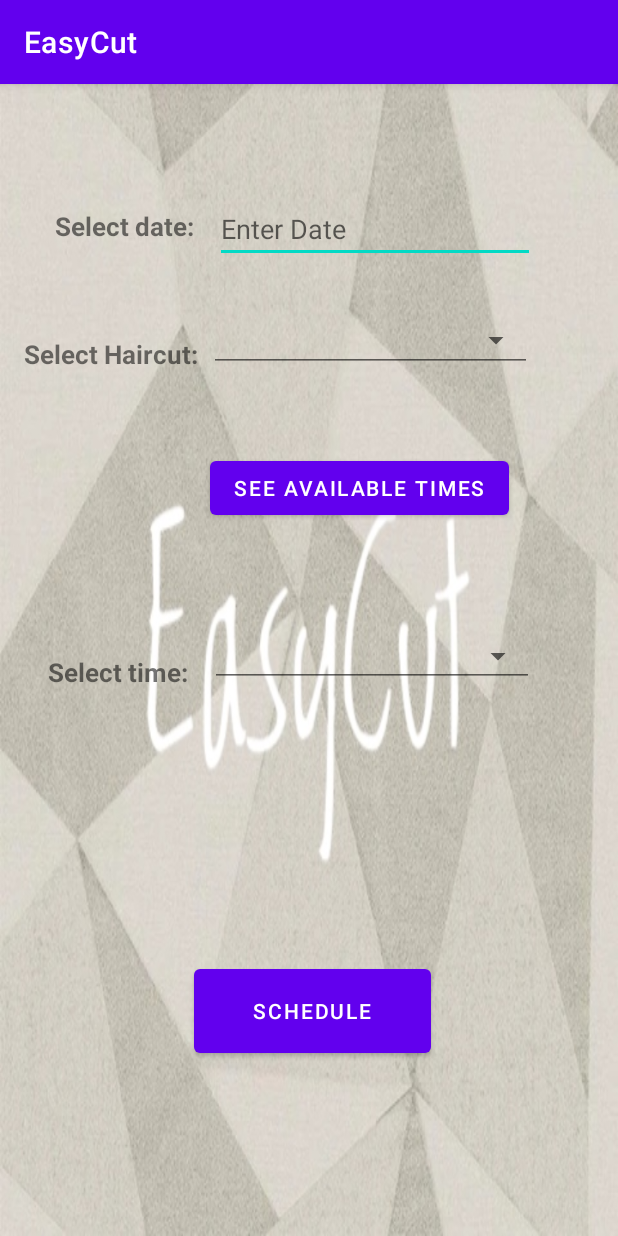
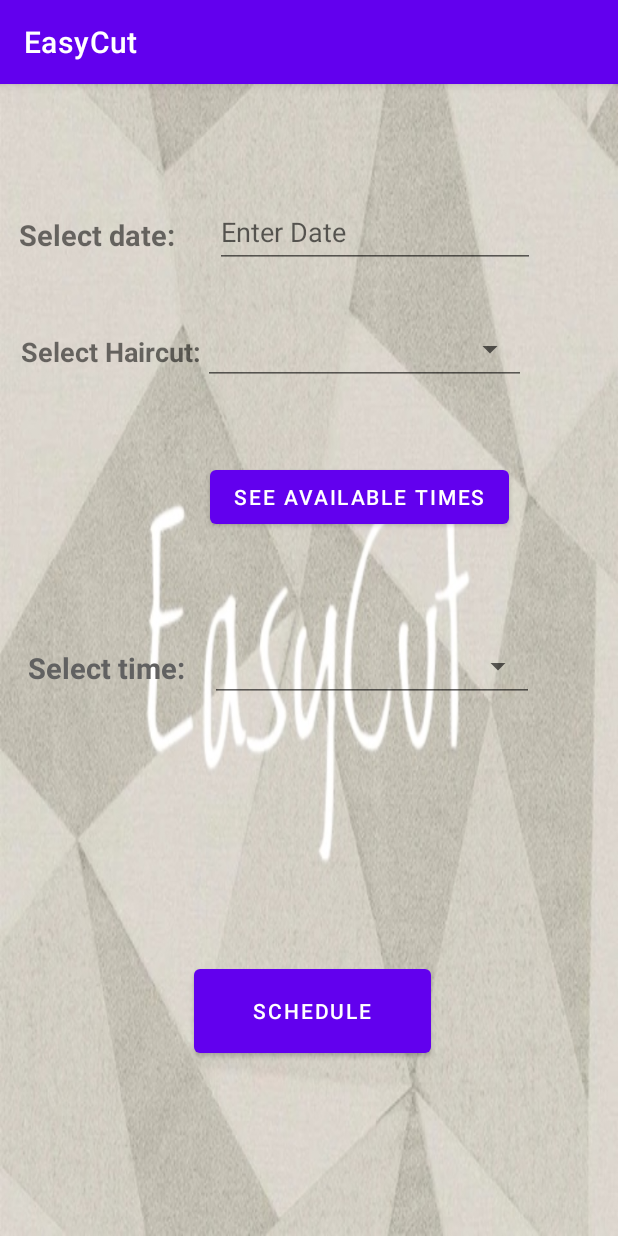
Before and after one commit to Asif-Rot/EasyCut, an Android app: the AppointmentActivity screen opened directly, with no data from a screen before it, on a phone screen of 412 x 824 dp. Run offline under Robolectric (Android 15) with nearby library versions, the light colour scheme and no system bars; our stand-ins replace Firebase (no records; nobody signed in at launch, a user with empty details on screens opened directly).

Commit message:
hair style diary

```diff
--- a/app/build.gradle
+++ b/app/build.gradle
@@ -47,6 +47,8 @@ dependencies {
     testImplementation 'junit:junit:'
     androidTestImplementation 'androidx.test.ext:junit:1.1.3'
     androidTestImplementation 'androidx.test.espresso:espresso-core:3.4.0'
+    //implementation 'devs.mulham.horizontalcalendar:horizontalcalendear:1.3.4'
+
     //implementation 'com.firebaseui:firebase-ui-auth:7.2.0'
    // implementation 'com.facebook.android:facebook-android-sdk:8.x'
 
--- a/app/src/main/java/com/example/easycut/Appointment.java
+++ b/app/src/main/java/com/example/easycut/Appointment.java
@@ -1,4 +1,6 @@
 package com.example.easycut;
+
+import java.util.HashMap;
 
 public class Appointment implements IAppointment{
     private String _key;
@@ -17,6 +19,7 @@ public class Appointment implements IAppointment{
         _endTime = endTime;
 
     }
+
 
     @Override
     public String getKey() {
--- a/app/src/main/java/com/example/easycut/AppointmentActivity.java
+++ b/app/src/main/java/com/example/easycut/AppointmentActivity.java
@@ -1,11 +1,17 @@
 package com.example.easycut;
 
+import androidx.annotation.NonNull;
 import androidx.appcompat.app.AppCompatActivity;
 
 import android.app.DatePickerDialog;
 import android.content.Intent;
 import android.os.Bundle;
+import android.os.Handler;
+import android.os.Looper;
 import android.text.InputType;
+import android.text.TextUtils;
+import android.view.KeyEvent;
+import android.view.MotionEvent;
 import android.view.View;
 import android.widget.AdapterView;
 import android.widget.ArrayAdapter;
@@ -61,15 +67,14 @@ public class AppointmentActivity extends AppCompatActivity  implements AdapterVi
         });
 
         //Spinner for haircuts
-        Spinner spinHairCut = (Spinner) findViewById(R.id.spinner1);
+        Spinner spinHairCut = (Spinner) findViewById(R.id.spinnerHairType);
         ArrayAdapter<String> adapterHC = new ArrayAdapter<String>(this, android.R.layout.simple_spinner_item, haircuts);
         adapterHC.setDropDownViewResource(android.R.layout.simple_spinner_dropdown_item);
         spinHairCut.setAdapter(adapterHC);
         spinHairCut.setOnItemSelectedListener(this);
 
         //Spinner for times
-        Spinner spinTimes = (Spinner) findViewById(R.id.timeSpinner);
-
+        Spinner spinTimes = (Spinner) findViewById(R.id.spinnerTime);
         //button for show time
         showTimes = (Button) findViewById(R.id.btnChooseTime);
         showTimes.setOnClickListener(new View.OnClickListener() {
--- a/app/src/main/java/com/example/easycut/UserListCallback.java
+++ b/app/src/main/java/com/example/easycut/UserListCallback.java
@@ -1,9 +1,9 @@
 package com.example.easycut;
 
+import java.util.HashMap;
 import java.util.List;
 import java.util.Set;
 
 public interface UserListCallback {
     void onCallback(Set<String> value);
-//    void onCallback(List<String> value);
 }
--- a/app/src/main/res/layout/activity_appointment.xml
+++ b/app/src/main/res/layout/activity_appointment.xml
@@ -4,67 +4,75 @@
     xmlns:tools="http://schemas.android.com/tools"
     android:layout_width="match_parent"
     android:layout_height="match_parent"
+    android:background="@drawable/splashbackground"
     tools:context=".AppointmentActivity"
-    android:background="@drawable/splashbackground">
+    tools:visibility="visible">
 
 
     <TextView
         android:id="@+id/textDate"
-        android:layout_width="wrap_content"
-        android:layout_height="wrap_content"
+        android:layout_width="106dp"
+        android:layout_height="48dp"
+        android:gravity="center"
         android:text="@string/select_date"
-        android:textSize="17sp"
+        android:textSize="19sp"
         android:textStyle="bold"
         app:layout_constraintBottom_toTopOf="@+id/txtHairCut"
         app:layout_constraintEnd_toStartOf="@+id/datePicker"
-        app:layout_constraintHorizontal_bias="0.73"
+        app:layout_constraintHorizontal_bias="0.324"
         app:layout_constraintStart_toStartOf="parent"
         app:layout_constraintTop_toTopOf="parent"
-        app:layout_constraintVertical_bias="0.576" />
+        app:layout_constraintVertical_bias="0.717" />
 
     <EditText
         android:id="@+id/datePicker"
         android:layout_width="213dp"
-        android:layout_height="44dp"
+        android:layout_height="48dp"
         android:ems="10"
+        android:focusable="false"
+        android:focusableInTouchMode="false"
         android:hint="@string/enter_date"
         app:layout_constraintBottom_toBottomOf="parent"
         app:layout_constraintEnd_toEndOf="parent"
         app:layout_constraintHorizontal_bias="0.722"
         app:layout_constraintStart_toStartOf="parent"
         app:layout_constraintTop_toTopOf="parent"
-        app:layout_constraintVertical_bias="0.104" />
+        app:layout_constraintVertical_bias="0.104"
+        tools:visibility="visible" />
+
 
     <TextView
         android:id="@+id/txtHairCut"
         android:layout_width="123dp"
-        android:layout_height="27dp"
-        android:layout_marginStart="16dp"
-        android:layout_marginLeft="16dp"
+        android:layout_height="48dp"
+        android:layout_marginStart="12dp"
+        android:layout_marginLeft="12dp"
+        android:gravity="center"
         android:text="@string/select_haircut"
-        android:textSize="17sp"
+        android:textSize="18sp"
         android:textStyle="bold"
         app:layout_constraintBottom_toBottomOf="parent"
         app:layout_constraintStart_toStartOf="parent"
         app:layout_constraintTop_toTopOf="parent"
-        app:layout_constraintVertical_bias="0.227"
+        app:layout_constraintVertical_bias="0.215"
         tools:ignore="MissingConstraints" />
 
-
     <Spinner
-        android:id="@+id/spinner1"
+        android:id="@+id/spinnerHairType"
         style="@style/Widget.AppCompat.Spinner.Underlined"
         android:layout_width="215dp"
-        android:layout_height="42dp"
+        android:layout_height="48dp"
+
         android:prompt="@string/select_haircut"
-        android:spinnerMode="dialog"
+        android:spinnerMode="dropdown"
         app:layout_constraintBottom_toBottomOf="parent"
         app:layout_constraintEnd_toEndOf="parent"
         app:layout_constraintHorizontal_bias="0.0"
         app:layout_constraintStart_toEndOf="@+id/txtHairCut"
         app:layout_constraintTop_toBottomOf="@+id/datePicker"
-        app:layout_constraintVertical_bias="0.05" />
-
+        app:layout_constraintVertical_bias="0.05"
+        tools:ignore="SpeakableTextPresentCheck" />
+<!--    android:entries="@array/spinner_type_hair_items"-->
     <Button
         android:id="@+id/button"
         android:layout_width="158dp"
@@ -78,44 +86,50 @@
         app:layout_constraintVertical_bias="0.834" />
 
     <Spinner
-        android:id="@+id/timeSpinner"
+        android:id="@+id/spinnerTime"
         style="@style/Widget.AppCompat.Spinner.Underlined"
         android:layout_width="216dp"
-        android:layout_height="41dp"
+        android:layout_height="48dp"
         android:prompt="@string/select_time"
-        android:spinnerMode="dialog"
+        android:spinnerMode="dropdown"
         android:clickable="false"
         app:layout_constraintBottom_toBottomOf="parent"
         app:layout_constraintEnd_toEndOf="parent"
         app:layout_constraintHorizontal_bias="0.208"
         app:layout_constraintStart_toEndOf="@+id/textTime"
-        app:layout_constraintTop_toBottomOf="@+id/spinner1"
-        app:layout_constraintVertical_bias="0.315" />
+        app:layout_constraintTop_toBottomOf="@+id/spinnerHairType"
+        app:layout_constraintVertical_bias="0.315"
+        tools:ignore="SpeakableTextPresentCheck" />
+
+    <!--        android:clickable="false"-->
+    <!--        android:focusableInTouchMode="false"-->
 
     <TextView
         android:id="@+id/textTime"
-        android:layout_width="wrap_content"
-        android:layout_height="wrap_content"
+        android:layout_width="109dp"
+        android:layout_height="48dp"
+        android:gravity="center"
         android:text="@string/select_time"
-        android:textSize="17sp"
+        android:textColor="#616161"
+        android:textSize="19sp"
         android:textStyle="bold"
         app:layout_constraintBottom_toBottomOf="parent"
         app:layout_constraintEnd_toEndOf="parent"
-        app:layout_constraintHorizontal_bias="0.1"
+        app:layout_constraintHorizontal_bias="0.052"
         app:layout_constraintStart_toStartOf="parent"
         app:layout_constraintTop_toBottomOf="@+id/txtHairCut"
-        app:layout_constraintVertical_bias="0.337" />
+        app:layout_constraintVertical_bias="0.315" />
 
     <Button
         android:id="@+id/btnChooseTime"
         android:layout_width="wrap_content"
         android:layout_height="wrap_content"
         android:text="see available times"
-        app:layout_constraintBottom_toTopOf="@+id/timeSpinner"
+        app:layout_constraintBottom_toTopOf="@+id/spinnerTime"
         app:layout_constraintEnd_toEndOf="parent"
         app:layout_constraintHorizontal_bias="0.657"
         app:layout_constraintStart_toStartOf="parent"
-        app:layout_constraintTop_toBottomOf="@+id/spinner1"
+        app:layout_constraintTop_toBottomOf="@+id/spinnerHairType"
         app:layout_constraintVertical_bias="0.441" />
 
 
--- a/app/src/main/res/layout/activity_booking_approved.xml
+++ b/app/src/main/res/layout/activity_booking_approved.xml
@@ -24,11 +24,11 @@
         android:layout_width="310dp"
         android:layout_height="194dp"
         android:layout_marginTop="116dp"
+        android:textSize="20sp"
         app:layout_constraintEnd_toEndOf="parent"
         app:layout_constraintHorizontal_bias="0.504"
         app:layout_constraintStart_toStartOf="parent"
-        app:layout_constraintTop_toBottomOf="@+id/approveTitle"
-        android:textSize="12sp"/>
+        app:layout_constraintTop_toBottomOf="@+id/approveTitle" />
 
     <Button
         android:id="@+id/backHome"
--- a/app/src/main/res/values/colors.xml
+++ b/app/src/main/res/values/colors.xml
@@ -7,4 +7,9 @@
     <color name="teal_700">#FF018786</color>
     <color name="black">#FF000000</color>
     <color name="white">#FFFFFFFF</color>
+    <color name="colorPrimary">#3F51B5</color>
+    <color name="colorPrimaryDark">#303F9F</color>
+    <color name="colorAccent">#FF4081</color>
+    <color name="grey_background">#F1F1F1</color>
+    <color name="black_54A">#89000000</color>
 </resources>
--- a/build.gradle
+++ b/build.gradle
@@ -5,7 +5,7 @@ buildscript {
         mavenCentral()
     }
     dependencies {
-        classpath "com.android.tools.build:gradle:7.0.3"
+        classpath 'com.android.tools.build:gradle:7.0.4'
         classpath 'com.google.gms:google-services:4.3.10'
 
         // NOTE: Do not place your application dependencies here; they belong
```
Also changed, not shown: app/src/main/AndroidManifest.xml (+9 -4 lines), app/src/main/java/com/example/easycut/Diary_HS.java (added, +146 -0 lines), app/src/main/java/com/example/easycut/FireBaseService.java (+45 -0 lines), app/src/main/java/com/example/easycut/Login.java (+26 -4 lines), app/src/main/java/com/example/easycut/Screen_HS.java (added, +42 -0 lines), app/src/main/java/com/example/easycut/appointShowCallBack.java (added, +11 -0 lines), app/src/main/java/com/example/easycut/callBackFullName.java (added, +8 -0 lines), app/src/main/res/layout/activity_diary_hs.xml (added, +227 -0 lines), app/src/main/res/layout/activity_screen_hs.xml (added, +33 -0 lines).
